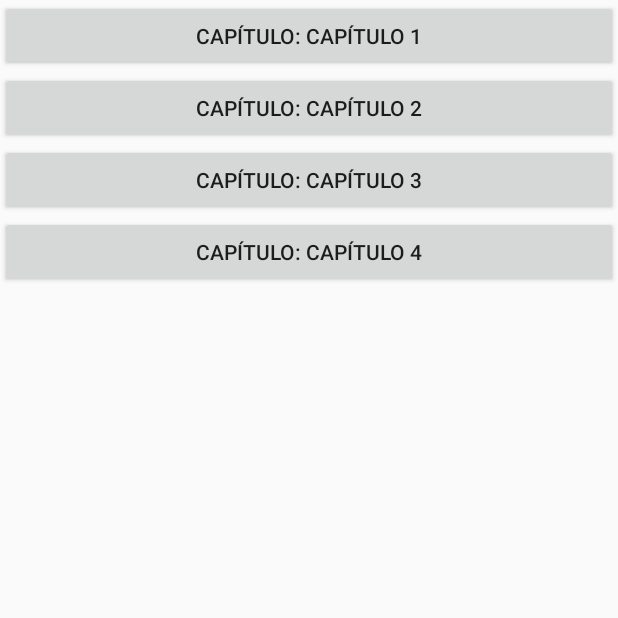
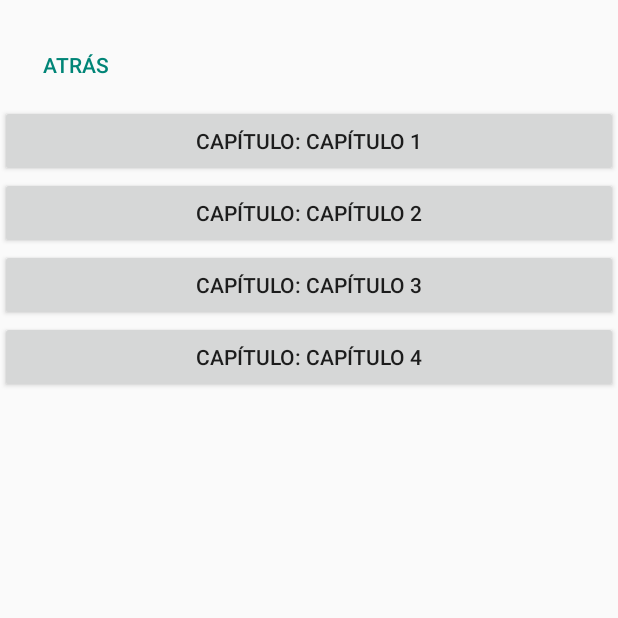
Before and after one commit to haru9393/thelema, an Android app built with Jetpack Compose: the screen it shows after launch (MainActivity), after a tap on "LIBER AL VEL LEGIS", on a phone screen of 412 x 824 dp, the top half of it. Run offline under Robolectric (Android 15) with nearby library versions, the phone set to English and light mode, and no system bars.

Commit message:
Se han realizado las siguientes mejoras y correcciones:
- Se implementó la navegación entre actividades (MainActivity, ChapterActivity, VerseActivity).
- Se corrigió el error de ActivityNotFoundException al declarar las actividades en el AndroidManifest.xml.
- Se utilizó el enfoque de Bundle para pasar datos entre actividades de manera eficiente.
- Se agregó un botón de atrás en MainActivity que cierra la aplicación.
- Se corrigió el error de "getSerializableExtra()" deprecado en ChapterActivity, utilizando Bundle en su lugar.
- Se limpió y refactorizó el código para mejorar la legibilidad y el mantenimiento.

Pendiente:

- Añadir un botón de atrás dentro de la vista de versículos en VerseActivity para permitir la navegación hacia atrás a ChapterActivity.

```diff
--- a/app/src/main/java/com/example/thelema/MainActivity.kt
+++ b/app/src/main/java/com/example/thelema/MainActivity.kt
@@ -12,6 +12,7 @@ import androidx.appcompat.app.AppCompatActivity
 class MainActivity : AppCompatActivity() {
 
     // Declaración de variables para las vistas
+    private lateinit var buttonBack: Button  // Declare at class level
     private lateinit var chaptersContainer: LinearLayout
     private lateinit var chapterTitleTextView: TextView
     private lateinit var verseTextView: TextView
@@ -130,7 +131,7 @@ class MainActivity : AppCompatActivity() {
         super.onCreate(savedInstanceState)
         setContentView(R.layout.activity_main)
 
-        // Inicialización de vistas
+        // Initialize views
         chaptersContainer = findViewById(R.id.chaptersContainer)
         chapterTitleTextView = findViewById(R.id.chapterTitleTextView)
         verseTextView = findViewById(R.id.verseTextView)
@@ -138,16 +139,18 @@ class MainActivity : AppCompatActivity() {
         chaptersScrollView = findViewById(R.id.chaptersScrollView)
         versesScrollView = findViewById(R.id.versesScrollView)
         buttonsContainer = findViewById(R.id.buttonsContainer)
+        buttonBack = findViewById(R.id.buttonBack)
 
-        // Botones
-        val buttonLiberAlVelLegis: Button = findViewById(R.id.buttonLiberAlVelLegis)
-        val buttonLiberII: Button = findViewById(R.id.buttonLiberII)
-        val buttonLiberTzaddi: Button = findViewById(R.id.buttonLiberTzaddi)
-        val buttonOraciones: Button = findViewById(R.id.buttonOraciones)
-        val buttonPreguntas: Button = findViewById(R.id.buttonPreguntas)
-        val buttonThemes: Button = findViewById(R.id.buttonThemes)
+        // Buttons
+        val buttonLiberAlVelLegis = findViewById<Button>(R.id.buttonLiberAlVelLegis)
+        val buttonLiberII = findViewById<Button>(R.id.buttonLiberII)
+        val buttonLiberTzaddi = findViewById<Button>(R.id.buttonLiberTzaddi)
+        val buttonOraciones = findViewById<Button>(R.id.buttonOraciones)
+        val buttonPreguntas = findViewById<Button>(R.id.buttonPreguntas)
+        val buttonThemes = findViewById<Button>(R.id.buttonThemes)
 
-        // Listeners de botones
+
+        // Button Listeners
         buttonLiberAlVelLegis.setOnClickListener { showChapters(LIBER_AL_VEL_LEGIS) }
         buttonLiberII.setOnClickListener { showChapters(LIBER_II) }
         buttonLiberTzaddi.setOnClickListener { showChapters(LIBER_TZADDI) }
@@ -164,6 +167,10 @@ class MainActivity : AppCompatActivity() {
             startActivity(intent)
         }
 
+        buttonBack.setOnClickListener {
+            finish()
+        }
+
         showBooks()
     }
 
@@ -174,6 +181,7 @@ class MainActivity : AppCompatActivity() {
         chapterTitleTextView.visibility = View.GONE
         verseTextView.visibility = View.GONE
         buttonsContainer.visibility = View.VISIBLE
+        buttonBack.visibility = View.GONE
 
         val books = listOf(LIBER_AL_VEL_LEGIS, LIBER_II, LIBER_TZADDI)
         books.forEach { bookName ->
@@ -197,42 +205,26 @@ class MainActivity : AppCompatActivity() {
         chapterTitleTextView.visibility = View.GONE
         verseTextView.visibility = View.GONE
         buttonsContainer.visibility = View.GONE
+        buttonBack.visibility = View.VISIBLE
 
         chapters.forEach { (chapterName, _) ->
             val chapterButton = Button(this).apply {
                 text = getString(R.string.chapter_title, chapterName)
-                setOnClickListener { showVerses(bookName, chapterName) }
+                setOnClickListener {
+                    val intent = Intent(this@MainActivity, ChapterActivity::class.java)
+                    intent.putExtra("bookName", bookName)
+                    intent.putExtra("chapterName", chapterName)
+
+                    // Correctly use Bundle:
+                    val bundle = Bundle()
+                    bookContentData[bookName]?.get(chapterName)?.forEach { (verseName, verseText) ->
+                        bundle.putString(verseName, verseText)
+                    }
+                    intent.putExtra("chapterData", bundle) // Put the Bundle
+
+                    startActivity(intent)
+                }
             }
             chaptersContainer.addView(chapterButton)
         }
-    }
-
-    private fun showVerses(bookName: String, chapterName: String) {
-        val verses = bookContentData[bookName]?.get(chapterName) ?: run {
-            println("Error: Capítulo no encontrado: $chapterName en $bookName")
-            return
-        }
-
-        // Formatear el título del capítulo usando String.format() y el recurso de cadena
-        val chapterTitle = String.format(
-            getString(R.string.chapter_title_format), // Recurso de cadena con marcadores de posición
-            getString(R.string.book_title, bookName), // Título del libro
-            getString(R.string.chapter_title, chapterName) // Título del capítulo
-        )
-        chapterTitleTextView.text = chapterTitle
-        chapterTitleTextView.visibility = View.VISIBLE
-
-        versesContainer.removeAllViews()
-        chaptersScrollView.visibility = View.GONE
-        versesScrollView.visibility = View.VISIBLE
-        verseTextView.visibility = View.VISIBLE
-
-        verses.forEach { (verseName, verseText) ->
-            val verseButton = Button(this).apply {
-                text = verseName
-                setOnClickListener { verseTextView.text = verseText }
-            }
-            versesContainer.addView(verseButton)
-        }
-    }
-}
+    } }
--- a/app/src/main/res/layout/activity_main.xml
+++ b/app/src/main/res/layout/activity_main.xml
@@ -9,7 +9,7 @@
         android:layout_width="0dp"
         android:layout_height="wrap_content"
         android:orientation="vertical"
-        android:gravity="center"
+        android:gravity="center_horizontal"
         android:padding="16dp"
         app:layout_constraintTop_toTopOf="parent"
         app:layout_constraintStart_toStartOf="parent"
@@ -101,19 +101,38 @@
 
     </LinearLayout>
 
-    <TextView
-        android:id="@+id/chapterTitleTextView"
+    <LinearLayout
+        android:id="@+id/chapterTitleLayout"
         android:layout_width="0dp"
         android:layout_height="wrap_content"
+        android:orientation="horizontal"
+        android:gravity="center_vertical"
+        android:paddingStart="16dp"
+        android:paddingEnd="16dp"
         android:layout_marginTop="16dp"
-        android:padding="16dp"
-        android:text="@string/chapter_title"
-        android:textAlignment="center"
-        android:textSize="20sp"
-        android:visibility="gone"
-        app:layout_constraintEnd_toEndOf="parent"
+        app:layout_constraintTop_toBottomOf="@id/buttonsContainer"
         app:layout_constraintStart_toStartOf="parent"
-        app:layout_constraintTop_toBottomOf="@id/buttonsContainer" />
+        app:layout_constraintEnd_toEndOf="parent">
+
+        <Button
+            android:id="@+id/buttonBack"
+            android:layout_width="wrap_content"
+            android:layout_height="wrap_content"
+            android:text="@string/atras"
+            android:visibility="gone"
+            style="?android:attr/buttonBarButtonStyle" />
+
+        <TextView
+            android:id="@+id/chapterTitleTextView"
+            android:layout_width="0dp"
+            android:layout_height="wrap_content"
+            android:layout_weight="1"
+            android:text="@string/chapter_title"
+            android:textAlignment="center"
+            android:textSize="20sp"
+            android:visibility="gone" />
+
+    </LinearLayout>
 
     <ScrollView
         android:id="@+id/chaptersScrollView"
@@ -121,10 +140,10 @@
         android:layout_height="0dp"
         android:fillViewport="true"
         android:visibility="gone"
-        app:layout_constraintBottom_toTopOf="@id/verseTextView"
         app:layout_constraintEnd_toEndOf="parent"
         app:layout_constraintStart_toStartOf="parent"
-        app:layout_constraintTop_toBottomOf="@id/chapterTitleTextView">
+        app:layout_constraintTop_toBottomOf="@id/chapterTitleLayout"
+        app:layout_constraintBottom_toTopOf="@id/versesScrollView">
 
         <LinearLayout
             android:id="@+id/chaptersContainer"
@@ -140,10 +159,10 @@
         android:layout_height="0dp"
         android:fillViewport="true"
         android:visibility="gone"
-        app:layout_constraintBottom_toTopOf="@id/verseTextView"
         app:layout_constraintEnd_toEndOf="parent"
         app:layout_constraintStart_toStartOf="parent"
-        app:layout_constraintTop_toBottomOf="@id/chapterTitleTextView">
+        app:layout_constraintTop_toBottomOf="@id/chaptersScrollView"
+        app:layout_constraintBottom_toTopOf="@id/verseTextView">
 
         <LinearLayout
             android:id="@+id/versesContainer"
```
Also changed, not shown: app/src/main/AndroidManifest.xml (+9 -1 lines), app/src/main/java/com/example/thelema/ChaptersActivity.kt (+44 -10 lines), app/src/main/java/com/example/thelema/VerseActivity.kt (added, +27 -0 lines), app/src/main/res/layout/activity_chapter.xml (added, +27 -0 lines), app/src/main/res/layout/activity_verse.xml (added, +28 -0 lines).
